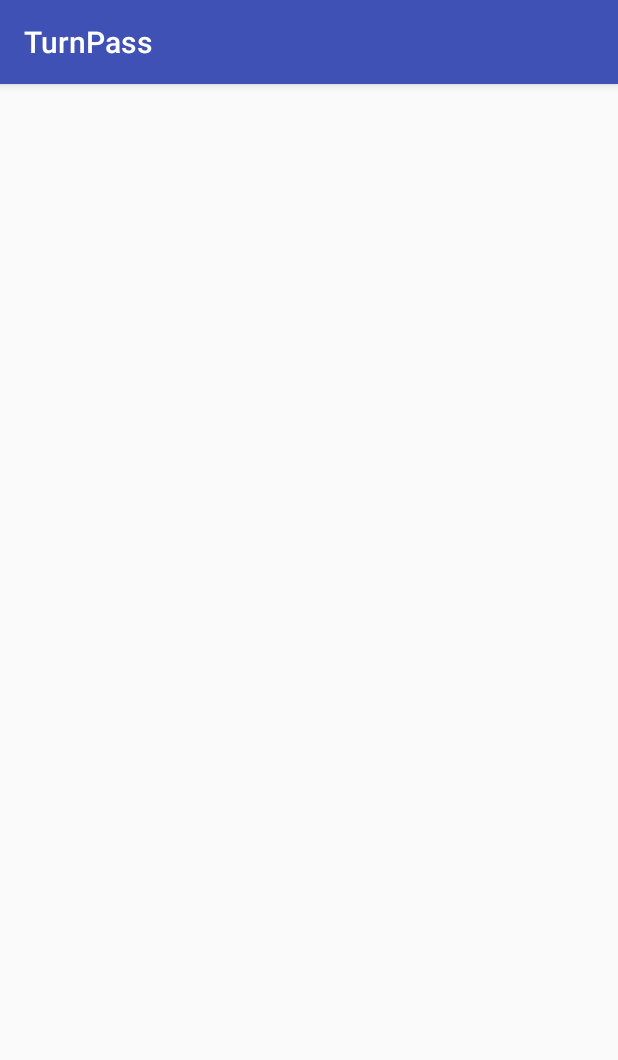
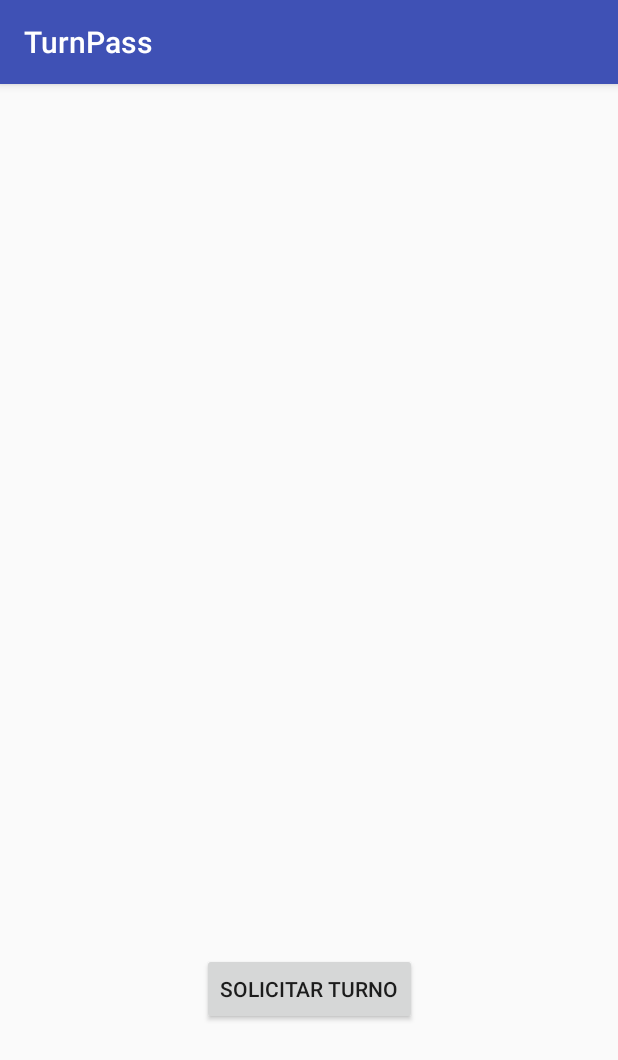
Before and after one commit to cmardonespino/Proyecto_Disenio2.0, an Android app: the DesplegarInformacion screen opened directly, with no data from a screen before it, on a phone screen of 412 x 824 dp. Shown: the top 1060 px of the screen. Run offline under Robolectric (Android 15) with nearby library versions, the phone set to English and light mode, and no system bars.

```diff
--- a/app/src/main/res/layout/activity_desplegar_informacion.xml
+++ b/app/src/main/res/layout/activity_desplegar_informacion.xml
@@ -6,4 +6,44 @@
     android:layout_height="match_parent"
     tools:context="com.example.carlosandres.turnpass.Controlador.DesplegarInformacion">
 
+    <Button
+        android:id="@+id/botonSolicitarTurno"
+        android:layout_width="wrap_content"
+        android:layout_height="wrap_content"
+        android:onClick="funcion"
+        android:layout_marginBottom="8dp"
+        android:layout_marginEnd="8dp"
+        android:layout_marginStart="8dp"
+        android:layout_marginTop="8dp"
+        android:text="Solicitar Turno"
+        app:layout_constraintBottom_toBottomOf="parent"
+        app:layout_constraintEnd_toEndOf="parent"
+        app:layout_constraintStart_toStartOf="parent"
+        app:layout_constraintTop_toTopOf="parent"
+        app:layout_constraintVertical_bias="0.812" />
+
+    <TableLayout
+        android:id="@+id/tablaMostrarDatos"
+        android:layout_width="368dp"
+        android:layout_height="355dp"
+        tools:layout_editor_absoluteX="8dp"
+        tools:layout_editor_absoluteY="8dp">
+
+        <TableRow
+            android:layout_width="match_parent"
+            android:layout_height="match_parent" />
+
+        <TableRow
+            android:layout_width="match_parent"
+            android:layout_height="match_parent" />
+
+        <TableRow
+            android:layout_width="match_parent"
+            android:layout_height="match_parent" />
+
+        <TableRow
+            android:layout_width="match_parent"
+            android:layout_height="match_parent" />
+    </TableLayout>
+
 </android.support.constraint.ConstraintLayout>
```
Also changed, not shown: app/src/main/java/com/example/carlosandres/turnpass/Controlador/DesplegarInformacion.java (+57 -0 lines), app/src/main/java/com/example/carlosandres/turnpass/Controlador/MainActivity.java (+6 -1 lines), app/src/main/java/com/example/carlosandres/turnpass/Modelo/Sucursal.java (+106 -0 lines).
